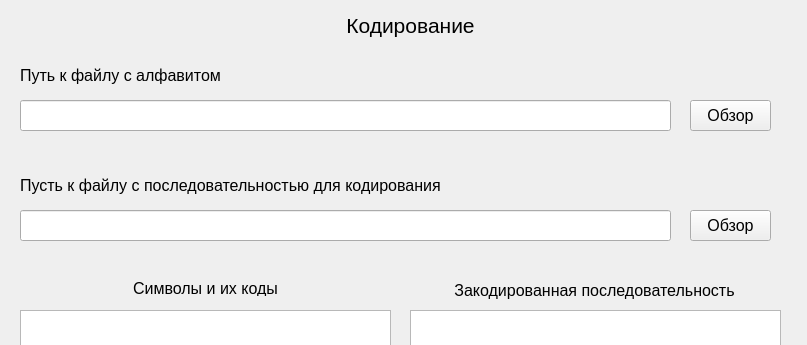
First picture: the form in AntiInterferenceCoding/encodewidget.ui, repository somebod99/AntiInterferenceCoding, before the edit; both pictures show x 0 to 807 and y 0 to 345 of the 807 by 681 pixel window.
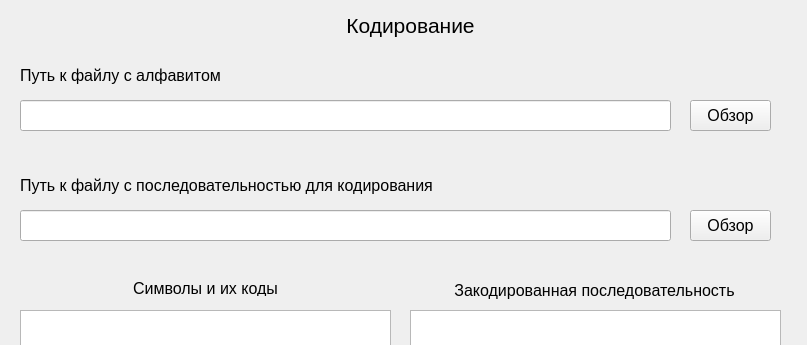
Second picture: the form after the edit.

The edit to the form file:
```diff
--- a/AntiInterferenceCoding/encodewidget.ui
+++ b/AntiInterferenceCoding/encodewidget.ui
@@ -169,7 +169,7 @@
     </font>
    </property>
    <property name="text">
-    <string>Пусть к файлу с последовательностью для кодирования</string>
+    <string>Путь к файлу с последовательностью для кодирования</string>
    </property>
   </widget>
   <widget class="QTextEdit" name="encodedTextEdit">
```
